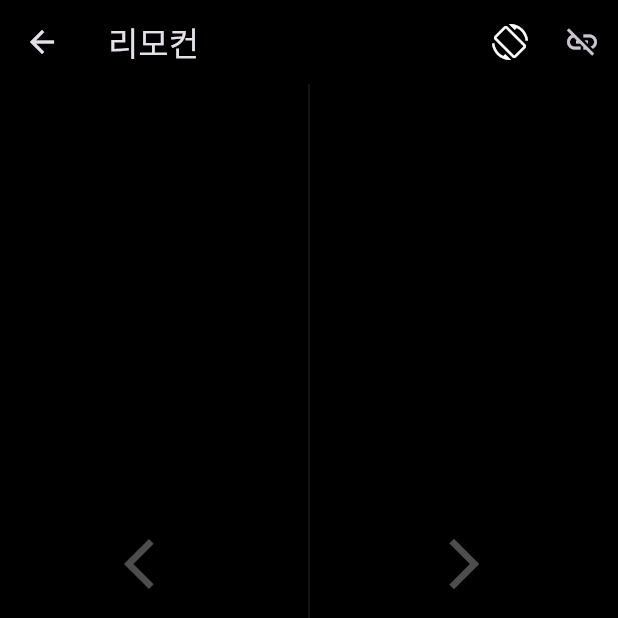
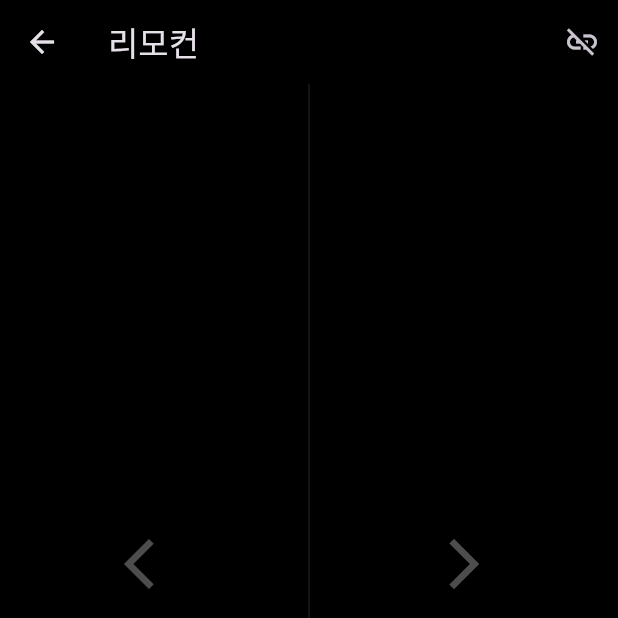
Before and after one commit to Do-Boo/remote_controls, a Flutter app: the RemoteControlView screen opened by its route, on a phone screen of 412 x 824 dp, the top half of it. Run offline on Flutter 3.47's test engine with Material 3 defaults, Android fonts, the phone set to English and light mode, and no system bars; our stand-ins replace get, sensors_plus; missing offline and left inert: mobile_scanner.

Commit message:
2024.10.28.(월) 18:50 작동확인

```diff
--- a/lib/bindings/remote_control_binding.dart
+++ b/lib/bindings/remote_control_binding.dart
@@ -1,11 +1,11 @@
 import 'package:get/get.dart';
 import '../controllers/remote_control_controller.dart';
-import '../services/udp_service.dart';
+import '../services/websocket_service.dart';
 
 class RemoteControlBinding extends Bindings {
   @override
   void dependencies() {
-    Get.lazyPut(() => UdpService(), fenix: true);
+    Get.lazyPut(() => WebSocketService(), fenix: true);
     Get.lazyPut(() => RemoteControlController(), fenix: true);
   }
 }
--- a/lib/services/websocket_service.dart
+++ b/lib/services/websocket_service.dart
@@ -13,6 +13,9 @@ class WebSocketService extends GetxService {
 
       _channel = WebSocketChannel.connect(Uri.parse(wsUrl));
 
+      // 연결 후 인증 메시지 전송
+      _channel!.sink.add(json.encode({'type': 'auth', 'code': code}));
+
       // 연결 상태 모니터링
       _channel!.stream.listen(
         (message) {
@@ -20,6 +23,7 @@ class WebSocketService extends GetxService {
           final data = json.decode(message);
           if (data['type'] == 'connection_status') {
             isConnected.value = data['status'] == 'connected';
+            print('Connection status: ${isConnected.value}');
           }
         },
         onError: (error) {
--- a/lib/views/remote_control_view.dart
+++ b/lib/views/remote_control_view.dart
@@ -15,14 +15,6 @@ class RemoteControlView extends GetView<RemoteControlController> {
         backgroundColor: Colors.black,
         title: const Text('리모컨'),
         actions: [
-          // 자이로 모드 토글 버튼
-          Obx(() => IconButton(
-                icon: Icon(
-                  Icons.screen_rotation,
-                  color: controller.gyroEnabled.value ? Colors.blue : Colors.white,
-                ),
-                onPressed: controller.toggleGyroMode,
-              )),
           IconButton(
             icon: const Icon(Icons.link_off),
             onPressed: () {
@@ -35,73 +27,51 @@ class RemoteControlView extends GetView<RemoteControlController> {
       body: SafeArea(
         child: Column(
           children: [
-            // 자이로 모드 감도 조절 슬라이더
-            Obx(() => AnimatedSwitcher(
-                  duration: const Duration(milliseconds: 200),
-                  child: controller.gyroEnabled.value
-                      ? Container(
-                          padding: const EdgeInsets.symmetric(horizontal: 16, vertical: 8),
-                          child: Column(
-                            children: [
-                              const Text(
-                                '자이로 감도',
-                                style: TextStyle(color: Colors.white70),
-                              ),
-                              Row(
-                                children: [
-                                  const Icon(Icons.speed, color: Colors.white),
-                                  Expanded(
-                                    child: Slider(
-                                      value: controller.sensitivity.value,
-                                      min: 0.5,
-                                      max: 5.0,
-                                      divisions: 9, // 0.5 단위로 조절 가능
-                                      label: controller.sensitivity.value.toStringAsFixed(1),
-                                      onChanged: controller.adjustSensitivity,
-                                      activeColor: Colors.blue,
-                                    ),
-                                  ),
-                                ],
-                              ),
-                            ],
-                          ),
-                        )
-                      : const SizedBox.shrink(),
-                )),
             // 메인 제어 영역
             Expanded(
               child: GestureDetector(
                 onPanUpdate: (details) {
-                  if (!controller.gyroEnabled.value) {
+                  // 레이저 포인터 모드일 때만 마우스 움직임 활성화
+                  if (controller.isLaserMode.value) {
                     controller.updateMousePosition(
                       details.localPosition,
                       screenSize,
                     );
                   }
                 },
-                onPanStart: (_) => controller.startDrag(),
-                onPanEnd: (_) => controller.endDrag(),
-                onTapUp: (_) => controller.sendClick('left'),
-                onDoubleTapDown: (_) => controller.sendClick('double'),
-                onSecondaryTapUp: (_) => controller.sendClick('right'),
-                onLongPress: controller.toggleLaserMode,
-                onLongPressEnd: (_) => controller.toggleLaserMode(),
+                onTapUp: (details) {
+                  if (controller.isLaserMode.value) {
+                    controller.sendClick('left');
+                  } else {
+                    // 화면 왼쪽/오른쪽 탭에 따라 이전/다음 슬라이드
+                    if (details.localPosition.dx < screenSize.width / 2) {
+                      controller.previousSlide();
+                    } else {
+                      controller.nextSlide();
+                    }
+                  }
+                },
                 child: Container(
                   color: Colors.transparent,
-                  child: Row(
+                  child: Obx(() => controller.isLaserMode.value
+                      ? const Center(
+                          child: Text(
+                            '트랙패드 영역',
+                            style: TextStyle(
+                              color: Colors.white30,
+                              fontSize: 16,
+                            ),
+                          ),
+                        )
+                      : Row(
                           children: [
                             // 이전 슬라이드 영역
-                      Expanded(
-                        child: InkWell(
-                          onTap: controller.previousSlide,
-                          splashColor: Colors.white24,
-                          highlightColor: Colors.white10,
-                          child: const Center(
+                            const Expanded(
+                              child: Center(
                                 child: Icon(
                                   Icons.arrow_back_ios,
                                   color: Colors.white30,
                                   size: 40,
-                            ),
                                 ),
                               ),
                             ),
@@ -110,12 +80,8 @@ class RemoteControlView extends GetView<RemoteControlController> {
                               color: Colors.white10,
                             ),
                             // 다음 슬라이드 영역
-                      Expanded(
-                        child: InkWell(
-                          onTap: controller.nextSlide,
-                          splashColor: Colors.white24,
-                          highlightColor: Colors.white10,
-                          child: const Center(
+                            const Expanded(
+                              child: Center(
                                 child: Icon(
                                   Icons.arrow_forward_ios,
                                   color: Colors.white30,
@@ -123,9 +89,8 @@ class RemoteControlView extends GetView<RemoteControlController> {
                                 ),
                               ),
                             ),
-                      ),
                           ],
-                  ),
+                        )),
                 ),
               ),
             ),
```
Also changed, not shown: lib/controllers/remote_control_controller.dart (+104 -52 lines), lib/views/qr_scan_view.dart (+12 -21 lines), connection_qr.png, 2 other files. Lines whose indentation alone changed are shown as unchanged.
